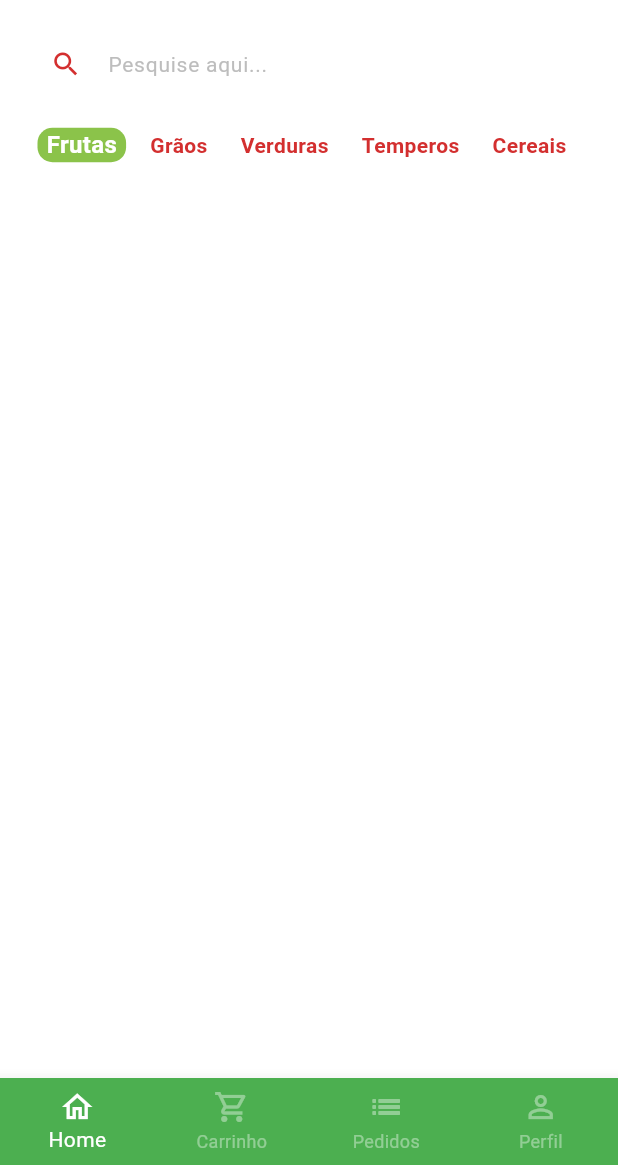
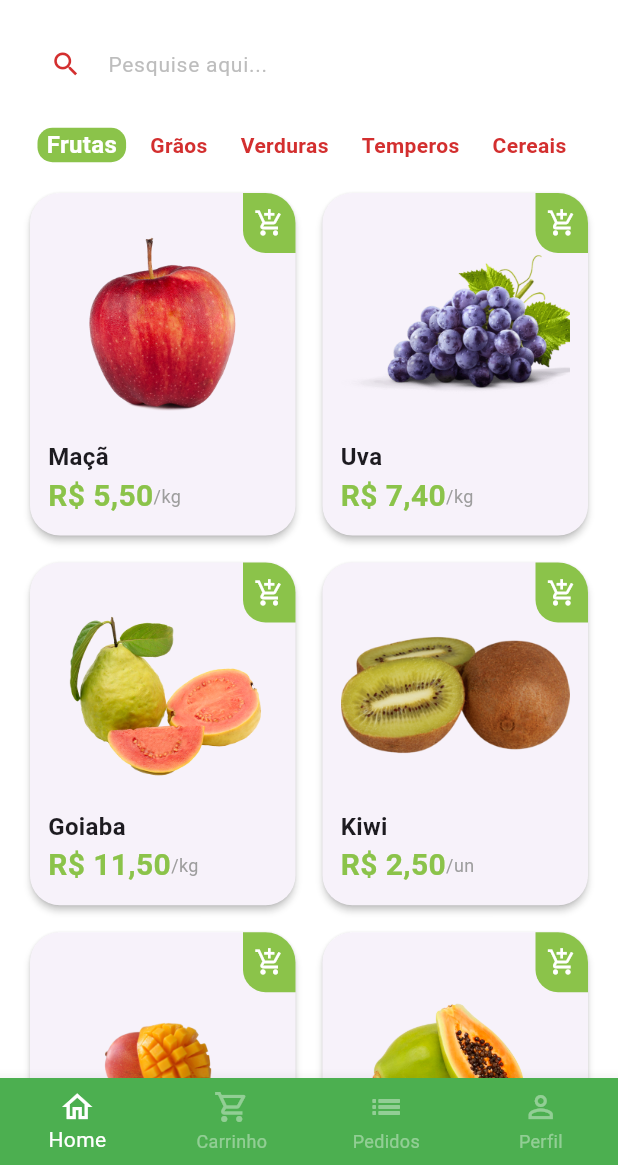
Before and after one commit to felipe-sousa/greengrocer-strattodev, a Flutter app: the screen it shows after launch, after a tap on "Entrar", on a phone screen of 412 x 824 dp, the part 71-1236 px from its top. Run offline on Flutter 3.47's test engine with Material 2 defaults, Android fonts, the phone set to English and light mode, and no system bars; our stand-ins replace animated_text_kit, mask_text_input_formatter.

Commit message:
Created GridView and Items
Created the GridView that shows the items on the main screen and the 'Add to Cart' button.

Added 'intl' package to format display currency.

Added asset images from fruits.

```diff
--- a/greengrocer/lib/main.dart
+++ b/greengrocer/lib/main.dart
@@ -14,7 +14,7 @@ class MyApp extends StatelessWidget {
       debugShowCheckedModeBanner: false,
       title: 'Flutter Demo',
       theme: ThemeData(
-        colorScheme: ColorScheme.fromSeed(seedColor: Colors.green),
+        // colorScheme: ColorScheme.fromSeed(seedColor: Colors.green),
         primarySwatch: Colors.green,
         scaffoldBackgroundColor: Colors.white.withAlpha(190),
         useMaterial3: true,
--- /dev/null
+++ b/greengrocer/lib/src/config/app_data.dart
@@ -0,0 +1,68 @@
+import 'package:greengrocer/src/models/item_model.dart';
+
+ItemModel apple = ItemModel(
+  description: 'A melhor maçã da região e que conta com o melhor preço de qualquer quitanda. Este item conta com vitaminas essenciais para o fortalecimento corporal, resultando em uma vida saudável.',
+  imgUrl: 'assets/fruits/apple.png',
+  itemName: 'Maçã',
+  price: 5.5,
+  unit: 'kg',
+);
+
+ItemModel grape = ItemModel(
+  imgUrl: 'assets/fruits/grape.png',
+  itemName: 'Uva',
+  price: 7.4,
+  unit: 'kg',
+  description: 'A melhor uva da região e que conta com o melhor preço de qualquer quitanda. Este item conta com vitaminas essenciais para o fortalecimento corporal, resultando em uma vida saudável.',
+);
+
+ItemModel guava = ItemModel(
+  imgUrl: 'assets/fruits/guava.png',
+  itemName: 'Goiaba',
+  price: 11.5,
+  unit: 'kg',
+  description: 'A melhor goiaba da região e que conta com o melhor preço de qualquer quitanda. Este item conta com vitaminas essenciais para o fortalecimento corporal, resultando em uma vida saudável.',
+);
+
+ItemModel kiwi = ItemModel(
+  imgUrl: 'assets/fruits/kiwi.png',
+  itemName: 'Kiwi',
+  price: 2.5,
+  unit: 'un',
+  description: 'O melhor kiwi da região e que conta com o melhor preço de qualquer quitanda. Este item conta com vitaminas essenciais para o fortalecimento corporal, resultando em uma vida saudável.',
+);
+
+ItemModel mango = ItemModel(
+  imgUrl: 'assets/fruits/mango.png',
+  itemName: 'Manga',
+  price: 2.5,
+  unit: 'un',
+  description: 'A melhor manga da região e que conta com o melhor preço de qualquer quitanda. Este item conta com vitaminas essenciais para o fortalecimento corporal, resultando em uma vida saudável.',
+);
+
+ItemModel papaya = ItemModel(
+  imgUrl: 'assets/fruits/papaya.png',
+  itemName: 'Mamão papaya',
+  price: 8,
+  unit: 'kg',
+  description: 'O melhor mamão da região e que conta com o melhor preço de qualquer quitanda. Este item conta com vitaminas essenciais para o fortalecimento corporal, resultando em uma vida saudável.',
+);
+
+// Lista de produtos
+List<ItemModel> items = [
+  apple,
+  grape,
+  guava,
+  kiwi,
+  mango,
+  papaya,
+];
+
+// Categorias do app
+List<String> categories = [
+  'Frutas',
+  'Grãos',
+  'Verduras',
+  'Temperos',
+  'Cereais',
+];
--- /dev/null
+++ b/greengrocer/lib/src/models/item_model.dart
@@ -0,0 +1,15 @@
+class ItemModel {
+  String itemName;
+  String imgUrl;
+  String unit;
+  double price;
+  String description;
+
+  ItemModel({
+    required this.itemName,
+    required this.imgUrl,
+    required this.unit,
+    required this.price,
+    required this.description,
+  });
+}
--- a/greengrocer/lib/src/pages/auth/components/custom_text_field.dart
+++ b/greengrocer/lib/src/pages/auth/components/custom_text_field.dart
@@ -44,7 +44,7 @@ class _CustomTextFieldState extends State<CustomTextField> {
                       isObscure = !isObscure;
                     });
                   },
-                  icon: Icon(Icons.visibility),
+                  icon: isObscure ? const Icon(Icons.visibility) : const Icon(Icons.visibility_off),
                 )
               : null,
           isDense: true,
--- a/greengrocer/lib/src/pages/auth/sign_up_screen.dart
+++ b/greengrocer/lib/src/pages/auth/sign_up_screen.dart
@@ -105,7 +105,7 @@ class SignUpScreen extends StatelessWidget {
                       onPressed: () {
                         Navigator.of(context).pop();
                       },
-                      icon: Icon(Icons.arrow_back_ios),
+                      icon: const Icon(Icons.arrow_back_ios),
                       color: Colors.white,
                     ),
                   ))
--- /dev/null
+++ b/greengrocer/lib/src/pages/home/components/item_tile.dart
@@ -0,0 +1,81 @@
+import 'package:flutter/material.dart';
+import 'package:greengrocer/src/config/custom_colors.dart';
+import 'package:greengrocer/src/models/item_model.dart';
+import 'package:greengrocer/src/services/utils_services.dart';
+
+class ItemTile extends StatelessWidget {
+  ItemTile({super.key, required this.item});
+
+  final ItemModel item;
+
+  final UtilsServices utilsServices = UtilsServices();
+
+  @override
+  Widget build(BuildContext context) {
+    return Stack(
+      children: [
+        Card(
+          elevation: 2,
+          shape: RoundedRectangleBorder(
+            borderRadius: BorderRadius.circular(20),
+          ),
+          child: Padding(
+            padding: EdgeInsets.all(12),
+            child: Column(crossAxisAlignment: CrossAxisAlignment.stretch, children: [
+              // Imagem
+              Expanded(
+                child: Image.asset(item.imgUrl),
+              ),
+
+              // Nome
+              Text(
+                item.itemName,
+                style: const TextStyle(
+                  fontSize: 16,
+                  fontWeight: FontWeight.bold,
+                ),
+              ),
+
+              // Valor - Unidade
+              Row(
+                children: [
+                  Text(
+                    utilsServices.priceToCurrency(item.price),
+                    style: TextStyle(
+                      fontSize: 20,
+                      color: CustomColors.customSwatchColor,
+                      fontWeight: FontWeight.bold,
+                    ),
+                  ),
+                  Text(
+                    '/${item.unit}',
+                    style: TextStyle(fontSize: 12, color: Colors.grey.shade500),
+                  )
+                ],
+              )
+            ]),
+          ),
+        ),
+        Positioned(
+            top: 4,
+            right: 4,
+            child: Container(
+              width: 35,
+              height: 40,
+              decoration: BoxDecoration(
+                color: CustomColors.customSwatchColor,
+                borderRadius: const BorderRadius.only(
+                  bottomLeft: Radius.circular(15),
+                  topRight: Radius.circular(20),
+                ),
+              ),
+              child: const Icon(
+                Icons.add_shopping_cart_outlined,
+                color: Colors.white,
+                size: 20,
+              ),
+            ))
+      ],
+    );
+  }
+}
--- a/greengrocer/lib/src/pages/home/home_tab.dart
+++ b/greengrocer/lib/src/pages/home/home_tab.dart
@@ -1,6 +1,8 @@
 import 'package:flutter/material.dart';
 import 'package:greengrocer/src/config/custom_colors.dart';
 import 'package:greengrocer/src/pages/home/components/category_tile.dart';
+import 'package:greengrocer/src/config/app_data.dart' as app_data;
+import 'package:greengrocer/src/pages/home/components/item_tile.dart';
 
 class HomeTab extends StatefulWidget {
   const HomeTab({super.key});
@@ -10,14 +12,6 @@ class HomeTab extends StatefulWidget {
 }
 
 class _HomeTabState extends State<HomeTab> {
-  List<String> categories = [
-    'Frutas',
-    'Grãos',
-    'Verduras',
-    'Temperos',
-    'Cereais',
-  ];
-
   String selectedCategory = 'Frutas';
 
   @override
@@ -108,17 +102,33 @@ class _HomeTabState extends State<HomeTab> {
                 return CategoryTile(
                   onPressed: () {
                     setState(() {
-                      selectedCategory = categories[index];
-                      print('Botão clicado: ${categories[index]}');
-                      print('Categoria atual: ${selectedCategory}');
+                      selectedCategory = app_data.categories[index];
                     });
                   },
-                  category: categories[index],
-                  isSelected: categories[index] == selectedCategory,
+                  category: app_data.categories[index],
+                  isSelected: app_data.categories[index] == selectedCategory,
                 );
               },
               separatorBuilder: (_, index) => const SizedBox(width: 10),
-              itemCount: categories.length,
+              itemCount: app_data.categories.length,
+            ),
+          ),
+          Expanded(
+            child: GridView.builder(
+              padding: const EdgeInsets.fromLTRB(16, 8, 16, 16),
+              physics: const BouncingScrollPhysics(),
+              gridDelegate: const SliverGridDelegateWithFixedCrossAxisCount(
+                crossAxisCount: 2,
+                mainAxisSpacing: 10,
+                crossAxisSpacing: 10,
+                childAspectRatio: 9 / 11.5,
+              ),
+              itemCount: app_data.items.length,
+              itemBuilder: (_, index) {
+                return ItemTile(
+                  item: app_data.items[index],
+                );
+              },
             ),
           ),
         ],
--- /dev/null
+++ b/greengrocer/lib/src/services/utils_services.dart
@@ -0,0 +1,9 @@
+import 'package:intl/intl.dart';
+
+class UtilsServices {
+  String priceToCurrency(price) {
+    NumberFormat numberFormat = NumberFormat.simpleCurrency(locale: 'pt_BR');
+
+    return numberFormat.format(price);
+  }
+}
--- a/greengrocer/pubspec.yaml
+++ b/greengrocer/pubspec.yaml
@@ -37,7 +37,10 @@ dependencies:
   cupertino_icons: ^1.0.2
 
   animated_text_kit: ^4.2.2
+
   mask_text_input_formatter: ^2.5.0
+
+  intl: ^0.18.1
 
 dev_dependencies:
   flutter_test:
@@ -62,7 +65,8 @@ flutter:
   uses-material-design: true
 
   # To add assets to your application, add an assets section, like this:
-  # assets:
+  assets:
+    - assets/fruits/
   #   - images/a_dot_burr.jpeg
   #   - images/a_dot_ham.jpeg
 
```
Also changed, not shown: greengrocer/assets/fruits/apple.png (added), greengrocer/assets/fruits/grape.png (added), greengrocer/assets/fruits/guava.png (added), greengrocer/assets/fruits/kiwi.png (added), greengrocer/assets/fruits/mango.png (added), greengrocer/assets/fruits/papaya.png (added).
